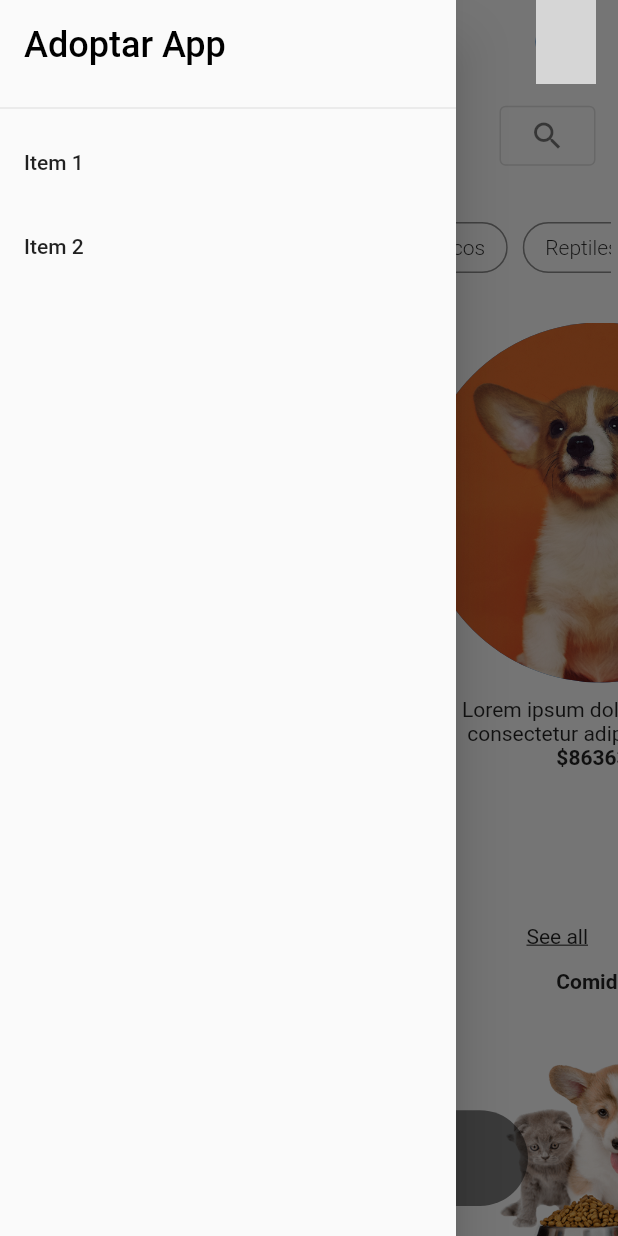
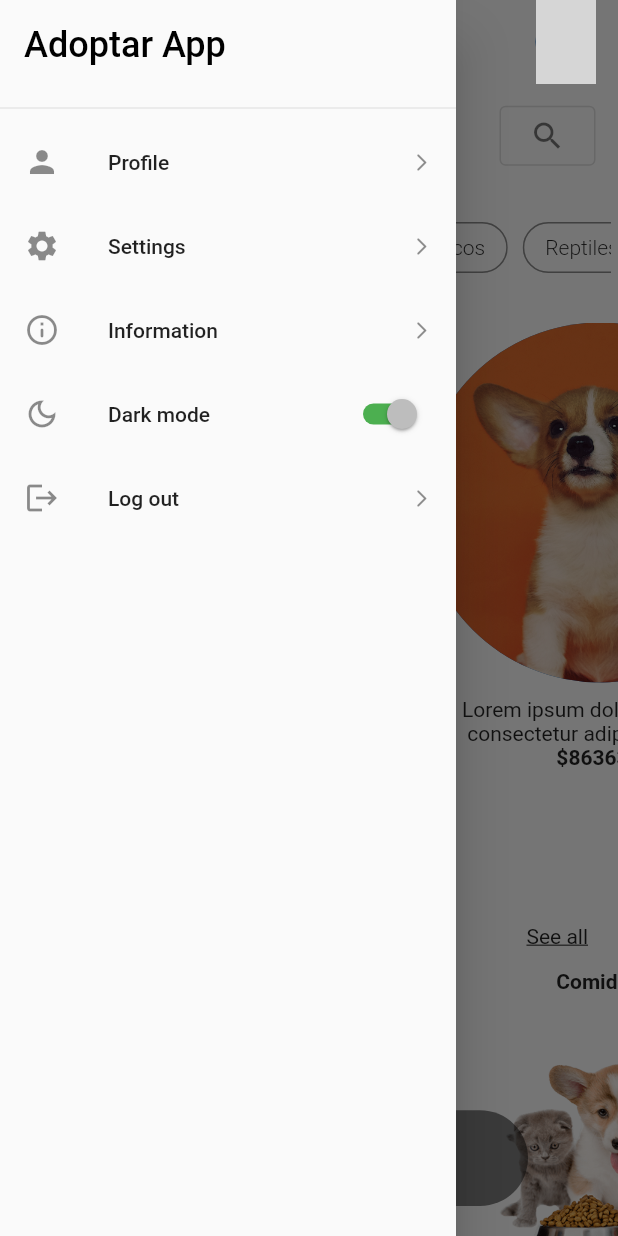
Before and after one commit to nicoisz/petAdoption, a Flutter app: the HomeScreen screen opened by its route, with the side drawer open, on a phone screen of 412 x 824 dp. Run offline on Flutter 3.47's test engine with Material 2 defaults, Android fonts, the phone set to English and light mode, and no system bars; network calls fail; Roboto replaces fonts that are missing (Arial); grey boxes are pictures that could not be loaded.

Commit message:
creratin drawer

```diff
--- a/lib/presentation/widgets/side_menu.dart
+++ b/lib/presentation/widgets/side_menu.dart
@@ -9,8 +9,8 @@ class SideMenu extends StatelessWidget {
   Widget build(BuildContext context) {
     return Drawer(
       child: ListView(
-        children: const <Widget>[
-          SizedBox(
+        children: <Widget>[
+          const SizedBox(
             height: 80,
             child: DrawerHeader(
               child: Text(
@@ -23,10 +23,58 @@ class SideMenu extends StatelessWidget {
             ),
           ),
           ListTile(
-            title: Text('Item 1'),
+            onLongPress: () {
+              print("press");
+            },
+            leading: const Icon(Icons.person),
+            title: const Text('Profile'),
+            trailing: const Icon(
+              Icons.arrow_forward_ios_rounded,
+              size: 14,
+            ),
           ),
           ListTile(
-            title: Text('Item 2'),
+            leading: const Icon(Icons.settings),
+            title: const Text('Settings'),
+            trailing: const Icon(
+              Icons.arrow_forward_ios_rounded,
+              size: 14,
+            ),
+            onLongPress: () {
+              print("press");
+            },
+          ),
+          //line
+          ListTile(
+            leading: const Icon(Icons.info_outline_rounded),
+            title: const Text('Information'),
+            trailing: const Icon(
+              Icons.arrow_forward_ios_rounded,
+              size: 14,
+            ),
+            onLongPress: () {
+              print("press");
+            },
+          ),
+          const ListTile(
+            leading: Icon(Icons.dark_mode_outlined),
+            title: Text('Dark mode'),
+            trailing: Switch(
+              activeTrackColor: Colors.green,
+              value: true,
+              onChanged: null,
+            ),
+          ),
+          ListTile(
+            leading: const Icon(Icons.logout),
+            title: const Text('Log out'),
+            trailing: const Icon(
+              Icons.arrow_forward_ios_rounded,
+              size: 14,
+            ),
+            onLongPress: () {
+              print("press");
+            },
           ),
         ],
       ),
```
